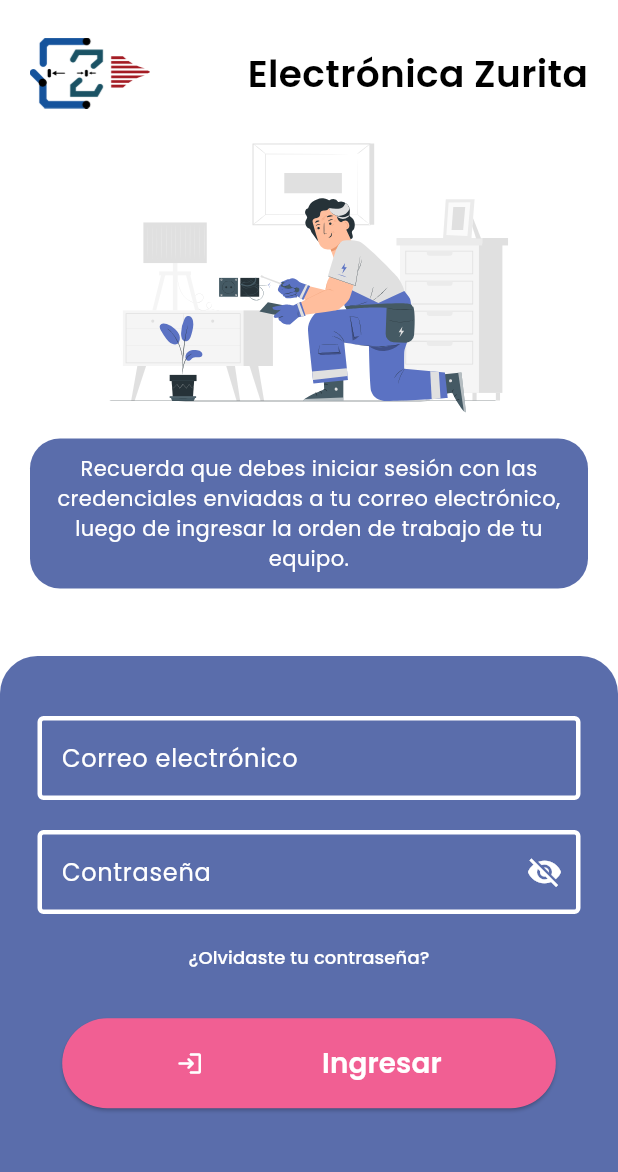
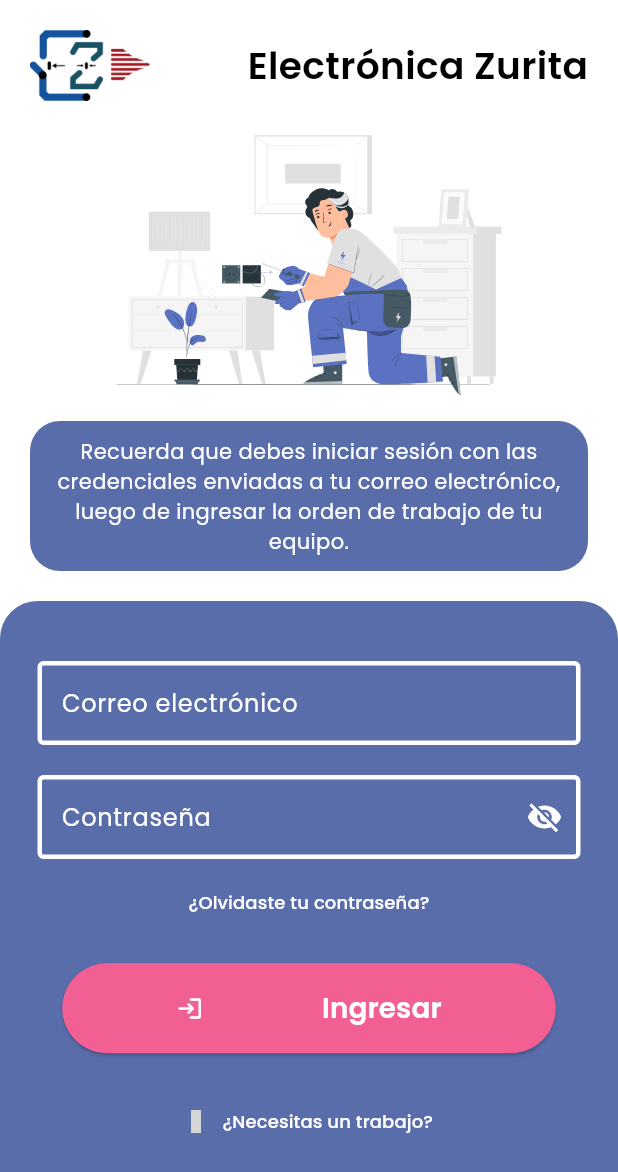
Before and after one commit to bryandelgado99/Electronica-Zurita--Mobile-App, a Flutter app: the screen it shows after launch, on a phone screen of 412 x 824 dp. Shown: the top 1172 px of the screen. Run offline on Flutter 3.47's test engine with Material 3 defaults, Android fonts, the phone set to English and light mode, and no system bars; our stand-ins replace curved_navigation_bar, flutter_easyloading, flutter_local_notifications, flutter_svg; missing offline and left inert: social_media_buttons; grey boxes are pictures that could not be loaded.

Commit message:
Sprint 1: Agregado el botón de contratación de trabajo en el login.

```diff
--- a/lib/app/views/Login.dart
+++ b/lib/app/views/Login.dart
@@ -1,11 +1,10 @@
 import 'dart:convert';
-import 'package:dart_jsonwebtoken/dart_jsonwebtoken.dart';
 import 'package:flutter/foundation.dart';
 import 'package:flutter/material.dart';
 import 'package:flutter/services.dart';
 import 'package:http/http.dart' as http;
 import 'package:flutter_easyloading/flutter_easyloading.dart';
-import 'package:shared_preferences/shared_preferences.dart';
+import 'package:social_media_buttons/social_media_buttons.dart';
 import '../../models/dataUser.dart';
 import '../components/RestaurarPwsd.dart';
 import '../components/app_colors.dart';
@@ -16,6 +15,7 @@ import '../components/decorations/svgImage.dart';
 import '../components/decorations/textBtn.dart';
 import '../components/decorations/titleHome.dart';
 import '../../utilities/constants.dart';
+import 'package:url_launcher/link.dart';
 
 // Define tus colores y otros widgets personalizados aquí
 
@@ -67,12 +67,12 @@ class _LoginScreenState extends State<LoginScreen> {
                       child: Column(
                         children: [
                           const Padding(
-                            padding: EdgeInsets.symmetric(vertical: 25, horizontal: 20),
+                            padding: EdgeInsets.symmetric(vertical: 20, horizontal: 20),
                             child: Column(
                               children: [
                                 titleHome(color_text: Colors.black),
                                 SizedBox(height: 10,),
-                                svgImage(asset_url: 'assets/vectors/electrician.svg', semantic_label: 'Pana', width: 300),
+                                svgImage(asset_url: 'assets/vectors/electrician.svg', semantic_label: 'Pana', width: 290),
                                 SizedBox(height: 10,),
                                 cardComposse(
                                     color: AppColors.contrastColor,
@@ -83,7 +83,6 @@ class _LoginScreenState extends State<LoginScreen> {
                                     fontWeight: FontWeight.w400,
                                     textAlign: TextAlign.center
                                 ),
-                                SizedBox(height: 20,),
                               ],
                             ),
                           ),
@@ -201,7 +200,8 @@ class _LoginScreenState extends State<LoginScreen> {
                                             font_color: AppColors.bgColor,
                                             color_icon: AppColors.bgColor,
                                           ),
-                                          const SizedBox(height: 10,),
+                                          const SizedBox(height: 5,),
+                                          Center(child: whatsAppWork())
                                         ],
                                       ),
                                     )
@@ -249,43 +249,9 @@ class _LoginScreenState extends State<LoginScreen> {
       final String clienteID = idObject.toString();
       final String token = responseBody['token'];
 
-      // // Genera un nuevo JWT siempre
-      // final jwt = JWT(
-      //   {
-      //     'id': clienteID,
-      //     'rol': 'cliente',
-      //   },
-      // );
-
-      // // Firma y genera el token con la misma clave secreta que se usará para la verificación
-      // final token = jwt.sign(SecretKey('zurita')); // Usa tu clave secreta aquí
-
-      if (kDebugMode) {
-        print("Sesión iniciada");
-        print(clienteID);
-        print(token);
-      }
-
       // Guarda el token y el ID del cliente en la clase DataUser
       DataUser.token = token;
       DataUser.clienteId = clienteID;
-
-      // // Guarda el token o cualquier otro dato necesario
-      // final SharedPreferences prefs = await SharedPreferences.getInstance();
-      // await prefs.setString('token', token);
-      //
-      //
-      // // Verificamos el token, si su integridad y cifrado son válidas
-      // try {
-      //   // Verify a token with the same SecretKey
-      //   final jwt = JWT.verify(token, SecretKey('zurita'));
-      //
-      //   print('Payload: ${jwt.payload}');
-      // } on JWTExpiredException {
-      //   print('jwt expired');
-      // } on JWTException catch (ex) {
-      //   print(ex.message); // ex: invalid signature
-      // }
 
       // Navega a la pantalla principal
       Navigator.pushReplacement(
@@ -337,4 +303,28 @@ class _LoginScreenState extends State<LoginScreen> {
       },
     );
   }
+
+ Widget whatsAppWork(){
+    const String phoneNumber = '593995603471'; // Reemplaza con el número de teléfono
+    const String message = 'Hola, un gusto saludarte! Quisiera solicitar un trabajo, por favor.'; // Reemplaza con tu mensaje
+    final whatsappUrl = 'https://wa.me/$phoneNumber?text=${Uri.encodeFull(message)}';
+
+    return Link(
+      uri: Uri.parse(whatsappUrl),
+      target: LinkTarget.self,
+      builder: (context, followLink) => TextButton(
+        onPressed: followLink,
+        child: const Row(
+          mainAxisAlignment: MainAxisAlignment.center,
+          crossAxisAlignment: CrossAxisAlignment.center,
+          children: [
+            Icon(SocialMediaIcons.whatsapp, color: Colors.white, size: 15,),
+            SizedBox(width: 10,),
+            Text('¿Necesitas un trabajo?', style: TextStyle(color: Colors.white, fontSize: 12),),
+          ],
+        )
+      ),
+    );
+
+  }
 }
```
